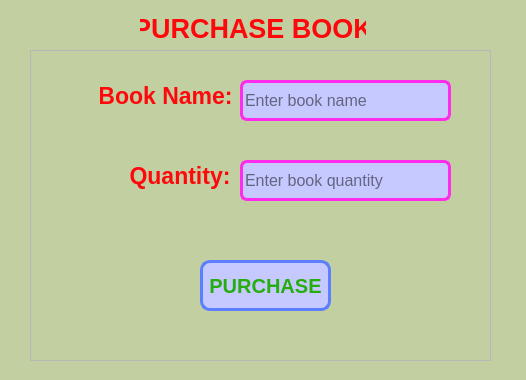
This is Book_Store_Management_System/purchasedialog.ui in Nicholauswarobi/Qt as Qt 5 draws it before an edit. The edited form follows.
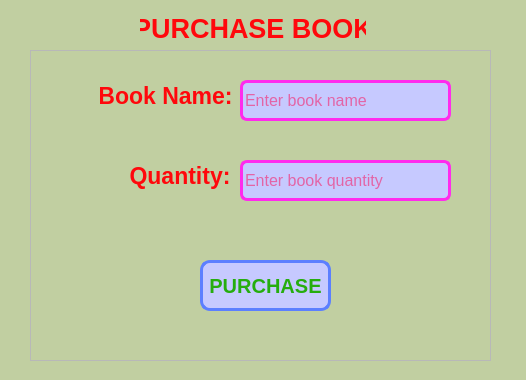
This is the edited form.

Patch:
```diff
--- a/Book_Store_Management_System/purchasedialog.ui
+++ b/Book_Store_Management_System/purchasedialog.ui
@@ -124,6 +124,7 @@
     </property>
     <property name="styleSheet">
      <string notr="true">QLineEdit{
+	color: rgb(255, 0, 77);
 	background-color: rgb(198, 201, 255);
 	border: 3px solid #ff2bed;
 	border-radius: 7px;
@@ -150,6 +151,7 @@
     </property>
     <property name="styleSheet">
      <string notr="true">QLineEdit{
+	color: rgb(255, 0, 77);
 	background-color: rgb(198, 201, 255);
 	border: 3px solid #ff2bed;
 	border-radius: 7px;
```
